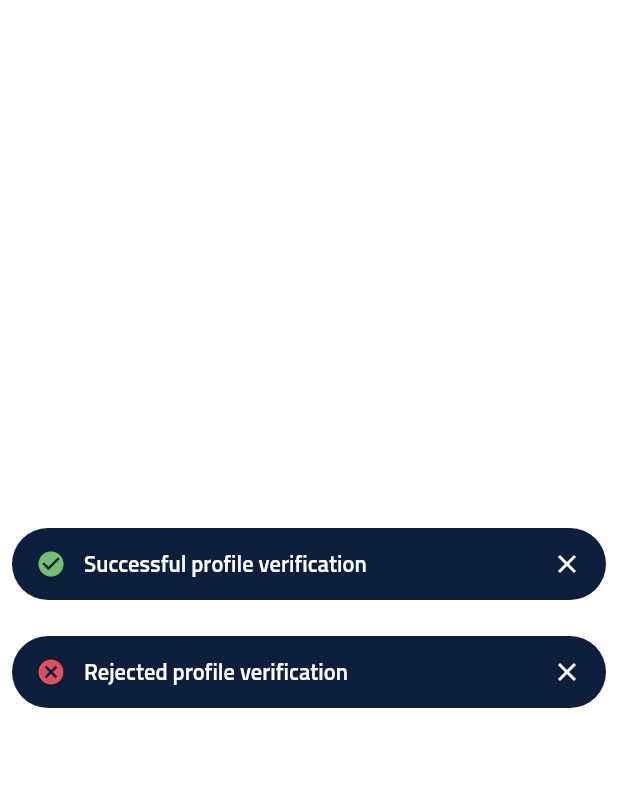
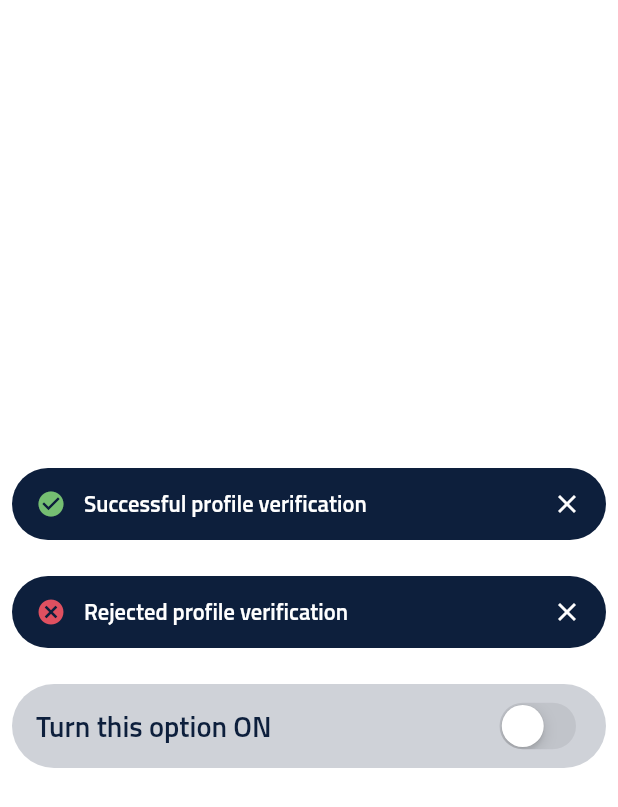
Before and after one commit to hablebuble/whollet, a Flutter app: the screen it shows after launch, on a phone screen of 412 x 824 dp. Shown: the top 807 px of the screen. Run offline on Flutter 3.47's test engine with Material 2 defaults, Android fonts, the phone set to English and light mode, and no system bars.

Commit message:
Create action buttons

```diff
--- a/lib/main.dart
+++ b/lib/main.dart
@@ -1,3 +1,4 @@
+import 'package:Whollet/widgets/action_buttons.dart';
 import 'package:Whollet/widgets/rejected_notification.dart';
 import 'package:Whollet/widgets/succesfull_notification.dart';
 import 'package:flutter/material.dart';
@@ -48,6 +49,8 @@ class MyHomePage extends StatelessWidget {
             SuccesfullNotification(),
             SizedBox(height: 24.0),
             RejectedNotification(),
+            SizedBox(height: 24.0),
+            ActionButtons()
           ],
         )),
       ),
--- /dev/null
+++ b/lib/widgets/action_buttons.dart
@@ -0,0 +1,56 @@
+import 'package:flutter/material.dart';
+import 'package:flutter/cupertino.dart';
+import 'package:Whollet/constants/colors.dart';
+
+class ActionButtons extends StatefulWidget {
+  @override
+  _ActionButtonsState createState() => _ActionButtonsState();
+}
+
+class _ActionButtonsState extends State<ActionButtons> {
+  bool _lights = false;
+
+  @override
+  Widget build(BuildContext context) {
+    return Padding(
+      padding: const EdgeInsets.symmetric(horizontal: 8.0),
+      child: Container(
+        width: double.infinity,
+        height: 56.0,
+        decoration: BoxDecoration(
+            borderRadius: BorderRadius.circular(28.0), color: lightGray),
+        child: Column(
+          mainAxisAlignment: MainAxisAlignment.center,
+          crossAxisAlignment: CrossAxisAlignment.center,
+          children: [
+            MergeSemantics(
+              child: ListTile(
+                title: Text(
+                  'Turn this option ON',
+                  style: TextStyle(
+                      fontFamily: 'Titillium',
+                      fontSize: 19,
+                      fontWeight: FontWeight.bold,
+                      color: midnightBlue),
+                ),
+                trailing: CupertinoSwitch(
+                  value: _lights,
+                  onChanged: (bool value) {
+                    setState(() {
+                      _lights = value;
+                    });
+                  },
+                ),
+                onTap: () {
+                  setState(() {
+                    _lights = !_lights;
+                  });
+                },
+              ),
+            ),
+          ],
+        ),
+      ),
+    );
+  }
+}
```
